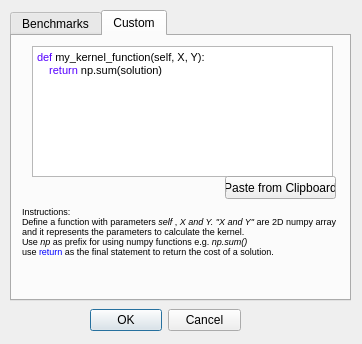
This is source/Goldenberry/widgets/learners/GbKernelBuilderWidget.ui in narg95/goldenberry as Qt 5 draws it before an edit. The edited form follows.
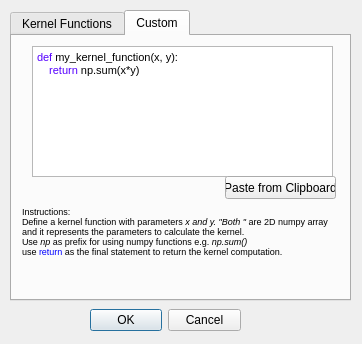
This is the edited form. The open tabs and pages were chosen to show the change.

Commit message: Fixing some typos and adding minor changes to widgets.

The edit to the form file:
```diff
--- a/source/Goldenberry/widgets/learners/GbKernelBuilderWidget.ui
+++ b/source/Goldenberry/widgets/learners/GbKernelBuilderWidget.ui
@@ -40,7 +40,7 @@
    </property>
    <widget class="QWidget" name="benchmark_tab">
     <attribute name="title">
-     <string>Benchmarks</string>
+     <string>Kernel Functions</string>
     </attribute>
     <widget class="QTextEdit" name="benchmark_text">
      <property name="enabled">
@@ -108,8 +108,8 @@
 &lt;html&gt;&lt;head&gt;&lt;meta name=&quot;qrichtext&quot; content=&quot;1&quot; /&gt;&lt;style type=&quot;text/css&quot;&gt;
 p, li { white-space: pre-wrap; }
 &lt;/style&gt;&lt;/head&gt;&lt;body style=&quot; font-family:'MS Shell Dlg 2'; font-size:8.25pt; font-weight:400; font-style:normal;&quot;&gt;
-&lt;p style=&quot; margin-top:0px; margin-bottom:0px; margin-left:0px; margin-right:0px; -qt-block-indent:0; text-indent:0px;&quot;&gt;&lt;span style=&quot; font-size:8pt; color:#5500ff;&quot;&gt;def&lt;/span&gt;&lt;span style=&quot; font-size:8pt;&quot;&gt; my_kernel_function(self, X, Y):&lt;/span&gt;&lt;/p&gt;
-&lt;p style=&quot; margin-top:0px; margin-bottom:0px; margin-left:0px; margin-right:0px; -qt-block-indent:0; text-indent:0px;&quot;&gt;&lt;span style=&quot; font-size:8pt;&quot;&gt;    &lt;/span&gt;&lt;span style=&quot; font-size:8pt; color:#5500ff;&quot;&gt;return&lt;/span&gt;&lt;span style=&quot; font-size:8pt;&quot;&gt; np.sum(solution)&lt;/span&gt;&lt;/p&gt;&lt;/body&gt;&lt;/html&gt;</string>
+&lt;p style=&quot; margin-top:0px; margin-bottom:0px; margin-left:0px; margin-right:0px; -qt-block-indent:0; text-indent:0px;&quot;&gt;&lt;span style=&quot; font-size:8pt; color:#5500ff;&quot;&gt;def&lt;/span&gt;&lt;span style=&quot; font-size:8pt;&quot;&gt; my_kernel_function(x, y):&lt;/span&gt;&lt;/p&gt;
+&lt;p style=&quot; margin-top:0px; margin-bottom:0px; margin-left:0px; margin-right:0px; -qt-block-indent:0; text-indent:0px;&quot;&gt;&lt;span style=&quot; font-size:8pt;&quot;&gt;    &lt;/span&gt;&lt;span style=&quot; font-size:8pt; color:#5500ff;&quot;&gt;return&lt;/span&gt;&lt;span style=&quot; font-size:8pt;&quot;&gt; np.sum(x*y)&lt;/span&gt;&lt;/p&gt;&lt;/body&gt;&lt;/html&gt;</string>
      </property>
     </widget>
     <widget class="QLabel" name="label">
@@ -127,7 +127,7 @@
       </font>
      </property>
      <property name="text">
-      <string>&lt;html&gt;&lt;head/&gt;&lt;body&gt;&lt;p&gt;Instructions:&lt;br/&gt;Define a function with parameters &lt;span style=&quot; font-style:italic;&quot;&gt;self &lt;/span&gt;, &lt;span style=&quot; font-style:italic;&quot;&gt;X and Y.  &amp;quot;X and Y&amp;quot; &lt;/span&gt; are 2D numpy array and it represents the parameters to calculate the kernel.&lt;br/&gt;Use &lt;span style=&quot; font-style:italic;&quot;&gt;np&lt;/span&gt; as prefix for using numpy functions e.g. &lt;span style=&quot; font-style:italic;&quot;&gt;np.sum()&lt;br/&gt;&lt;/span&gt;use &lt;span style=&quot; color:#0000ff;&quot;&gt;return &lt;/span&gt;&lt;span style=&quot; color:#000000;&quot;&gt;as the final statement to return the cost of a solution.&lt;/span&gt;&lt;/p&gt;&lt;/body&gt;&lt;/html&gt;</string>
+      <string>&lt;html&gt;&lt;head/&gt;&lt;body&gt;&lt;p&gt;Instructions:&lt;br/&gt;Define a kernel function with parameters &lt;span style=&quot; font-style:italic;&quot;&gt;x and y.  &amp;quot;Both &amp;quot; &lt;/span&gt; are 2D numpy array and it represents the parameters to calculate the kernel.&lt;br/&gt;Use &lt;span style=&quot; font-style:italic;&quot;&gt;np&lt;/span&gt; as prefix for using numpy functions e.g. &lt;span style=&quot; font-style:italic;&quot;&gt;np.sum()&lt;br/&gt;&lt;/span&gt;use &lt;span style=&quot; color:#0000ff;&quot;&gt;return &lt;/span&gt;&lt;span style=&quot; color:#000000;&quot;&gt;as the final statement to return the kernel computation.&lt;/span&gt;&lt;/p&gt;&lt;/body&gt;&lt;/html&gt;</string>
      </property>
      <property name="wordWrap">
       <bool>true</bool>
```
The commit also changes 7 other files.
